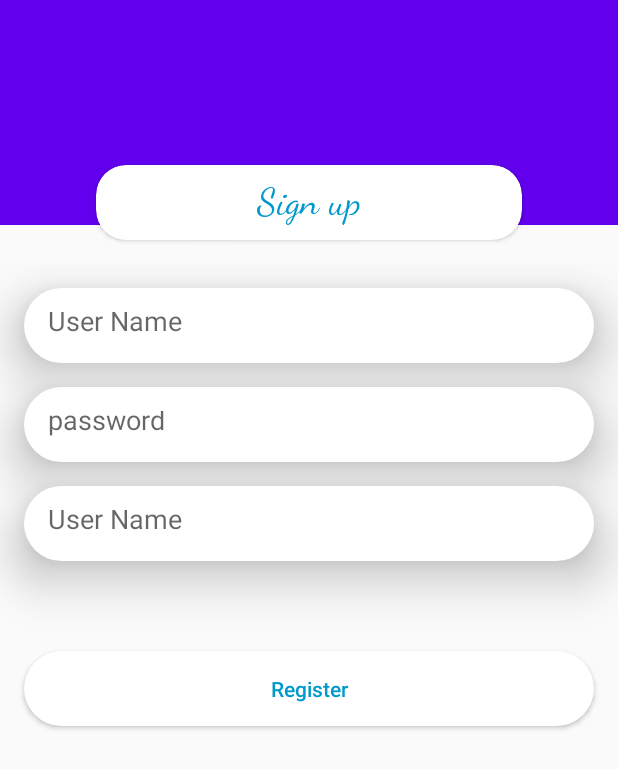
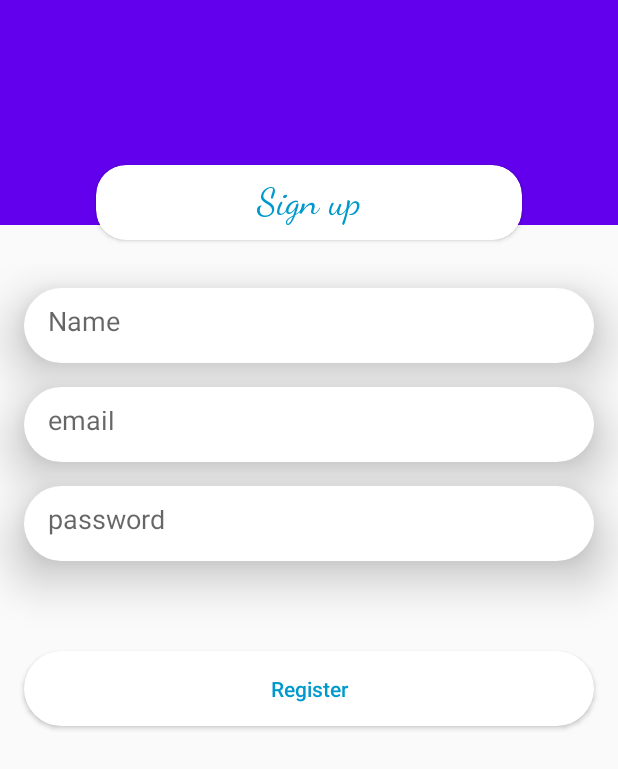
Before and after one commit to asiisultan1981/LoginRegistration, an Android app: the RegisterActivity screen opened directly, with no data from a screen before it, on a phone screen of 412 x 824 dp. Shown: the top 769 px of the screen. Run offline under Robolectric (Android 15) with nearby library versions, the phone set to English and light mode, and no system bars; our stand-ins replace data binding.

Commit message:
initial commit

```diff
--- a/app/src/main/java/com/example/loginregistration/retrofitUtil/ApiInterface.java
+++ b/app/src/main/java/com/example/loginregistration/retrofitUtil/ApiInterface.java
@@ -4,20 +4,30 @@ import com.example.loginregistration.Models.User;
 
 import retrofit2.Call;
 
+import retrofit2.http.Field;
+import retrofit2.http.FormUrlEncoded;
 import retrofit2.http.GET;
 
+import retrofit2.http.POST;
 import retrofit2.http.Query;
 
 public interface ApiInterface {
 
-    @GET("register.php")
-    Call<User>performUserSignUp(@Query("user_name") String userName,
-                                @Query("password") String password,
-                                @Query("name") String name);
+    @FormUrlEncoded
+    @POST("register.php")
+    Call<Object> performUserSignUp(@Field("user_name") String userName,
+                                          @Field("user_email") String userEmail,
+                                          @Field("user_password") String userPassword
+    );
+
+
+    @FormUrlEncoded
+    @POST("login.php")
+    Call<Object> performUserLogIn(
+            @Field("user_email") String userEmail,
+            @Field("user_password") String userPassword
+    );
 
 
 
-    @GET("login.php")
-    Call<User>performUserLogIn(@Query("user_name") String userName,
-                               @Query("password") String password);
 }
--- a/app/src/main/res/layout/activity_main.xml
+++ b/app/src/main/res/layout/activity_main.xml
@@ -55,7 +55,7 @@
         app:layout_constraintBottom_toBottomOf="parent">
 
         <EditText
-            android:id="@+id/userName"
+            android:id="@+id/email"
             android:layout_width="match_parent"
             android:layout_height="50dp"
             android:elevation="20dp"
@@ -64,7 +64,7 @@
             android:layout_marginLeft="16dp"
             android:inputType="textEmailAddress"
             android:padding="16dp"
-            android:hint="User Name"
+            android:hint="email"
             android:drawablePadding="8dp"
             android:background="@drawable/round_rectangle"
             />
--- a/app/src/main/res/layout/activity_register.xml
+++ b/app/src/main/res/layout/activity_register.xml
@@ -66,7 +66,21 @@
             android:layout_marginLeft="16dp"
             android:inputType="textEmailAddress"
             android:padding="16dp"
-            android:hint="User Name"
+            android:hint="Name"
+            android:drawablePadding="8dp"
+            android:background="@drawable/round_rectangle"
+            />
+        <EditText
+            android:id="@+id/email"
+            android:layout_width="match_parent"
+            android:layout_height="50dp"
+            android:elevation="20dp"
+            android:layout_marginTop="16dp"
+            android:layout_marginRight="16dp"
+            android:layout_marginLeft="16dp"
+            android:inputType="textEmailAddress"
+            android:padding="16dp"
+            android:hint="email"
             android:drawablePadding="8dp"
             android:background="@drawable/round_rectangle"
             />
@@ -84,20 +98,7 @@
             android:drawablePadding="8dp"
             android:background="@drawable/round_rectangle"/>
 
-        <EditText
-            android:id="@+id/name"
-            android:layout_width="match_parent"
-            android:layout_height="50dp"
-            android:elevation="20dp"
-            android:layout_marginTop="16dp"
-            android:layout_marginRight="16dp"
-            android:layout_marginLeft="16dp"
-            android:inputType="textEmailAddress"
-            android:padding="16dp"
-            android:hint="User Name"
-            android:drawablePadding="8dp"
-            android:background="@drawable/round_rectangle"
-            />
+
 
         <Button
             android:id="@+id/btn_register"
```
Also changed, not shown: app/src/main/java/com/example/loginregistration/Models/User.java (+8 -8 lines), app/src/main/java/com/example/loginregistration/activities/RegisterActivity.java (+31 -48 lines), app/src/main/java/com/example/loginregistration/retrofitUtil/ApiClient.java (+4 -4 lines).
